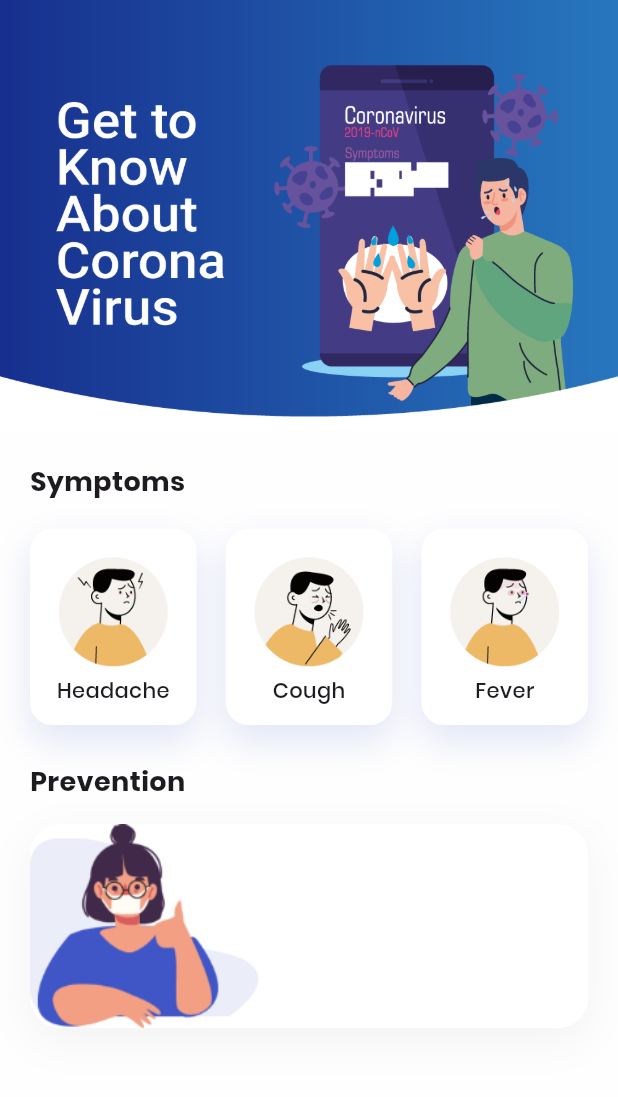
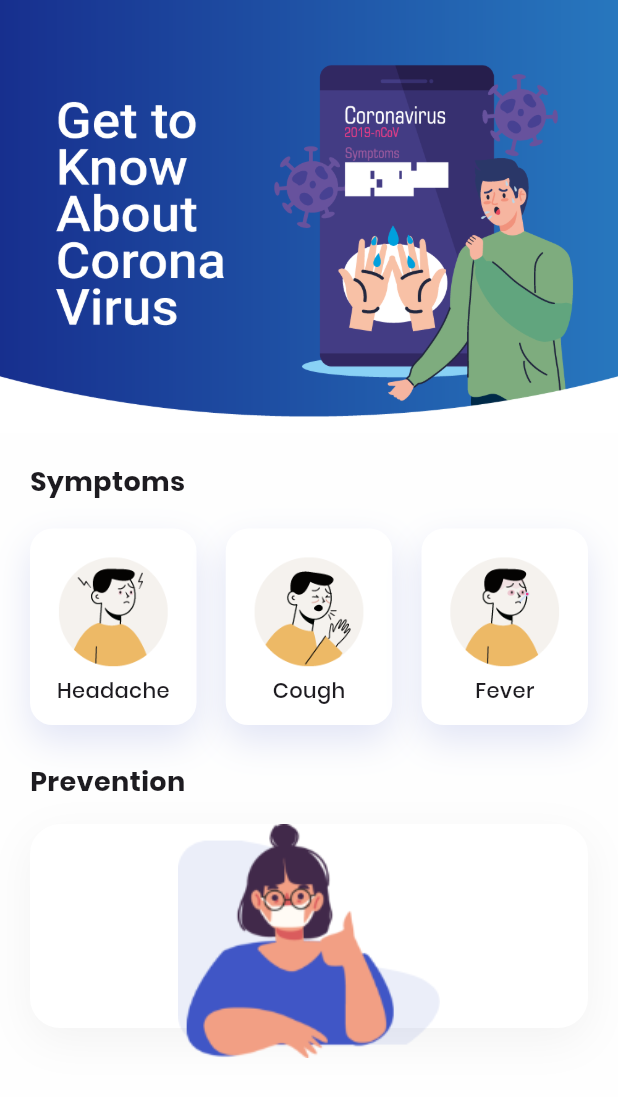
Before and after one commit to riazulrocky/Covid-19-UI, a Flutter app: the screen it shows after launch, on a phone screen of 412 x 824 dp. Shown: the top 1097 px of the screen. Run offline on Flutter 3.47's test engine with Material 3 defaults, Android fonts, the phone set to English and light mode, and no system bars.

Commit message:
covid-19 UI - prevention

```diff
--- a/lib/about.dart
+++ b/lib/about.dart
@@ -12,7 +12,8 @@ class _AboutState extends State<About> {
   @override
   Widget build(BuildContext context) {
     return Scaffold(
-      body: Column(
+      body: SingleChildScrollView(
+        child: Column(
           children: [
             Column(
               children: [
@@ -23,7 +24,7 @@ class _AboutState extends State<About> {
               padding: const EdgeInsets.symmetric(horizontal: 20, vertical: 20),
               child: Column(
                 children: [
-                Row(
+                  const Row(
                     children: [
                       Text(
                         "Symptoms",
@@ -129,14 +130,18 @@ class _AboutState extends State<About> {
                                   color: kShadowColor,
                                 ),
                               ],
-                            image: const DecorationImage(image: AssetImage("assets/images/wear_mask.png"),alignment: Alignment.bottomLeft),
+                            ),
+                            child: Column(
+                              children: [
+                                Image.asset("assets/images/wear_mask.png"),
+                              ],
                             ),
                           ),
 
                         ],
-                    )
+                      ),
                     ],
-                )
+                  ),
 
 
                 ],
@@ -144,6 +149,7 @@ class _AboutState extends State<About> {
             )
           ],
         ),
+      ),
     );
   }
 }
```
Lines whose indentation alone changed are shown as unchanged.
